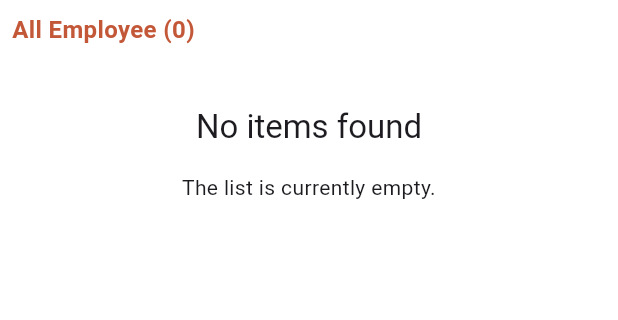
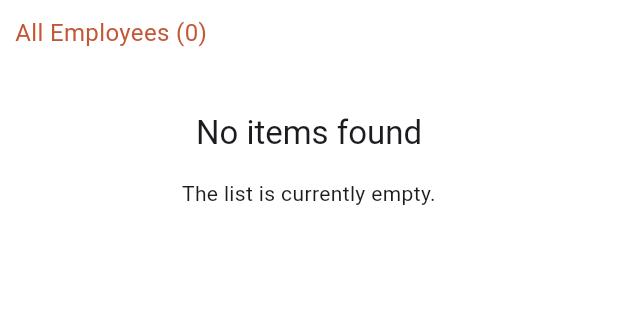
Before and after one commit to UtkarshChakrwarti/Hello-NITR-app, a Flutter app: the HomeScreen screen opened by its route, on a phone screen of 412 x 824 dp, the part 84-404 px from its top. Run offline on Flutter 3.47's test engine with Material 3 defaults, Android fonts, the phone set to English and light mode, and no system bars; our stand-ins replace cached_network_image, flutter_local_notifications, flutter_secure_storage, font_awesome_flutter, infinite_scroll_pagination, loading_animation_widget and 6 more; missing offline and left inert: flutter_udid, simnumber; accounts and stored records are empty; network calls fail.

Commit message:
making better filter tags for home screen

```diff
--- a/lib/screens/home/home_screen.dart
+++ b/lib/screens/home/home_screen.dart
@@ -91,6 +91,20 @@ class _HomeScreenState extends State<HomeScreen> with TickerProviderStateMixin {
     }
   }
 
+  //show custom filter names based on the current filter
+  String get _filterName {
+    switch (_currentFilter) {
+      case 'All Employee':
+        return 'All Employees';
+      case 'Faculty':
+        return 'Faculties';
+      case 'Officer':
+        return 'Officers';
+      default:
+        return _currentFilter;
+    }
+  }
+
   @override
   void dispose() {
     _pagingController.dispose();
@@ -146,14 +160,15 @@ class _HomeScreenState extends State<HomeScreen> with TickerProviderStateMixin {
         body: Column(
           children: [
             Padding(
-              padding: const EdgeInsets.all(8.0),
+              padding: const EdgeInsets.all(10.0),
               child: Align(
                 alignment: Alignment.centerLeft,
                 child: Text(
-                  '$_currentFilter ($_contactCount)',
+                  '$_filterName ($_contactCount)',
                   style: const TextStyle(
                     fontSize: 16,
-                    fontWeight: FontWeight.bold,
+                    fontWeight: FontWeight.normal,
+                    fontFamily: 'Roboto',
                     color: AppColors.primaryColor,
                   ),
                 ),
```
Also changed, not shown: lib/controllers/home_controller.dart (deleted).
